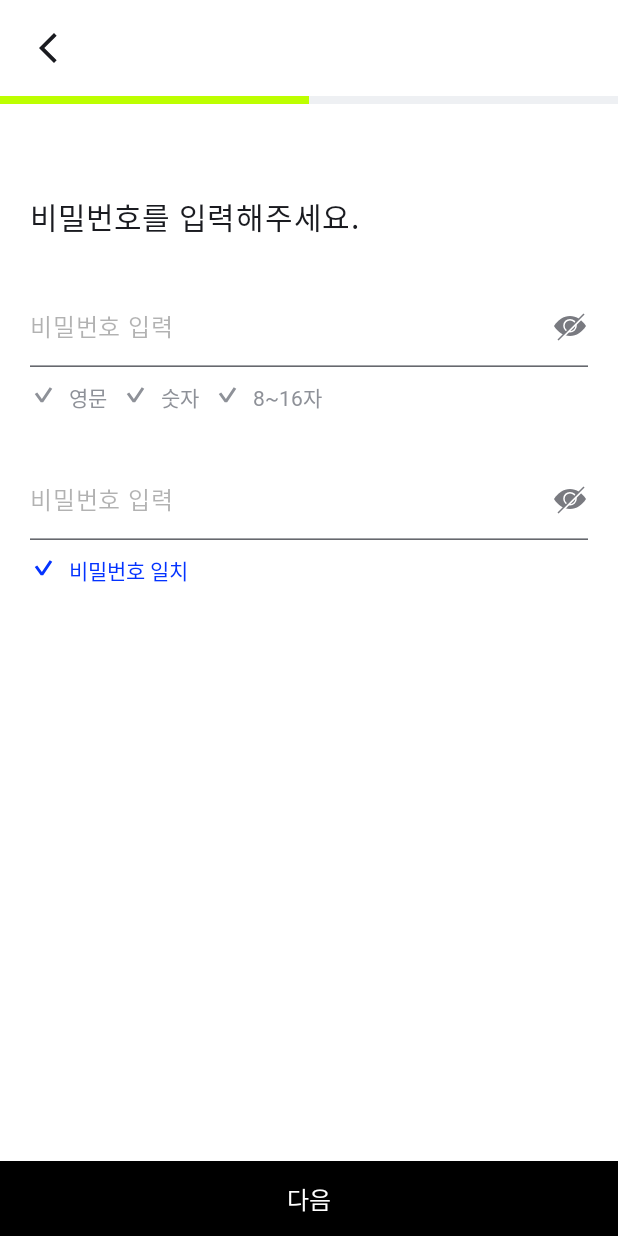
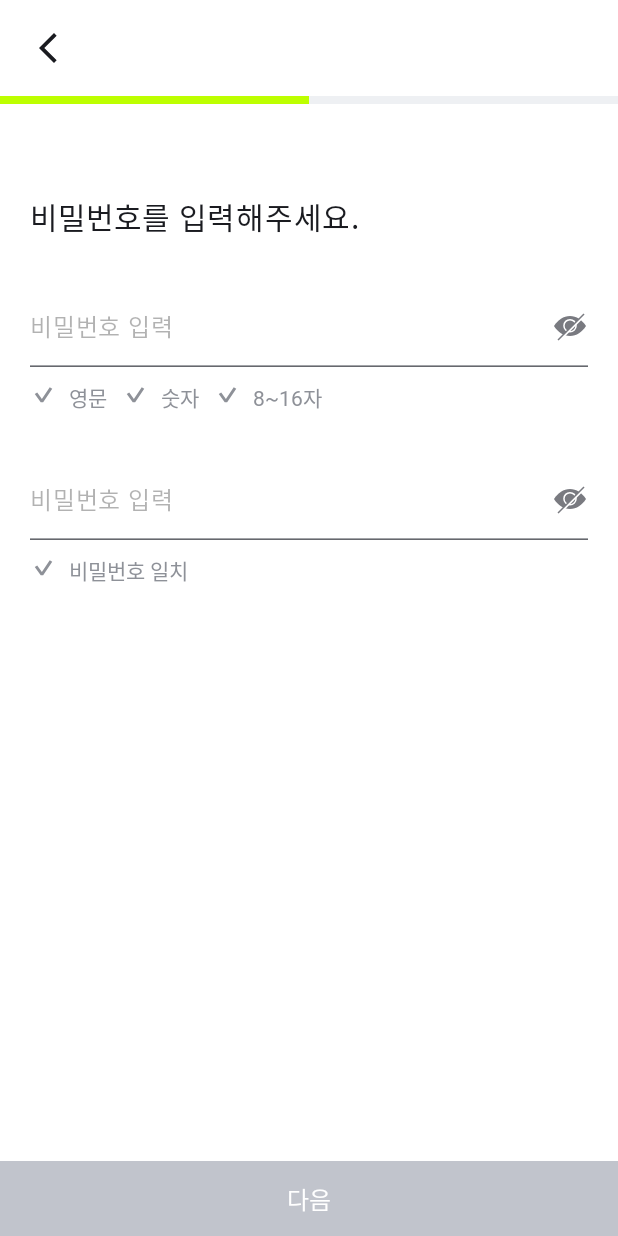
Before and after one commit to FashionWeek-Runway/Runway-Android, an Android app built with Jetpack Compose: the SignInPasswordScreen screen opened through its navigation route, on a phone screen of 412 x 824 dp. Run offline under Robolectric (Android 15) with nearby library versions, the phone set to English and light mode, and no system bars; our stand-ins replace Dagger/Hilt's generated code; Roboto replaces fonts that are not available here.

Commit message:
fix : 패스워드가 형식에 안맞아도 같기만하면 업데이트 되는 문제 수정

```diff
--- a/app/src/main/java/com/cmc12th/runway/ui/signin/model/Password.kt
+++ b/app/src/main/java/com/cmc12th/runway/ui/signin/model/Password.kt
@@ -12,6 +12,9 @@ data class Password(
 
     fun inLegnth(): Boolean = value.length in MIN_PASSWORD_LENGTH..MAX_PASSWORD_LENGTH
 
+    fun isValidatePassword(password: Password): Boolean =
+        password.includeEnglish() && password.includeNumber() && password.inLegnth() && password.value == this.value
+
     companion object {
         private const val MIN_PASSWORD_LENGTH = 8
         private const val MAX_PASSWORD_LENGTH = 16
--- a/app/src/main/java/com/cmc12th/runway/ui/signin/view/SignInPasswordScreen.kt
+++ b/app/src/main/java/com/cmc12th/runway/ui/signin/view/SignInPasswordScreen.kt
@@ -70,7 +70,9 @@ fun SignInPasswordScreen(
             CheckPassword(
                 password = signInViewModel.retryPassword.value,
                 updateRetryPassword = { signInViewModel.updateRetryPassword(it) },
-                isEqual = signInViewModel.password.value == signInViewModel.retryPassword.value
+                isEqual = signInViewModel.password.value.isValidatePassword(
+                    signInViewModel.retryPassword.value
+                )
             )
         }
         Button(
@@ -81,7 +83,12 @@ fun SignInPasswordScreen(
                 .fillMaxWidth()
                 .height(50.dp),
             shape = RectangleShape,
-            colors = ButtonDefaults.buttonColors(if (signInViewModel.password.value == signInViewModel.retryPassword.value) Color.Black else Gray300)
+            colors = ButtonDefaults.buttonColors(
+                if (signInViewModel.password.value.isValidatePassword(
+                        signInViewModel.retryPassword.value
+                    )
+                ) Color.Black else Gray300
+            )
         ) {
             Text(
                 text = "다음",
```
